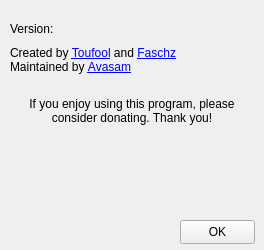
The window that res/about.ui (zalgo3/Auto-Split) describes before a commit, drawn with Qt 5.
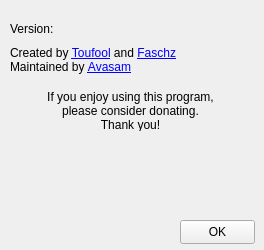
The same window after the commit. Icons and pictures are not drawn.

Diff of the .ui file:
```diff
--- a/res/about.ui
+++ b/res/about.ui
@@ -52,7 +52,7 @@
     <rect>
      <x>10</x>
      <y>44</y>
-     <width>171</width>
+     <width>241</width>
      <height>32</height>
     </rect>
    </property>
@@ -65,7 +65,7 @@
     <rect>
      <x>10</x>
      <y>21</y>
-     <width>161</width>
+     <width>241</width>
      <height>16</height>
     </rect>
    </property>
@@ -76,15 +76,16 @@
   <widget class="QLabel" name="donate_text_label">
    <property name="geometry">
     <rect>
-     <x>30</x>
-     <y>95</y>
-     <width>204</width>
-     <height>32</height>
+     <x>10</x>
+     <y>90</y>
+     <width>241</width>
+     <height>41</height>
     </rect>
    </property>
    <property name="text">
-    <string>If you enjoy using this program, please
-consider donating. Thank you!</string>
+    <string>If you enjoy using this program,
+please consider donating.
+Thank you!</string>
    </property>
    <property name="alignment">
     <set>Qt::AlignCenter</set>
@@ -112,7 +113,7 @@
   <widget class="QLabel" name="icon_label">
    <property name="geometry">
     <rect>
-     <x>181</x>
+     <x>190</x>
      <y>17</y>
      <width>64</width>
      <height>64</height>
```
Left out of the diff: 3 changed lines with no effect on the pictures.
